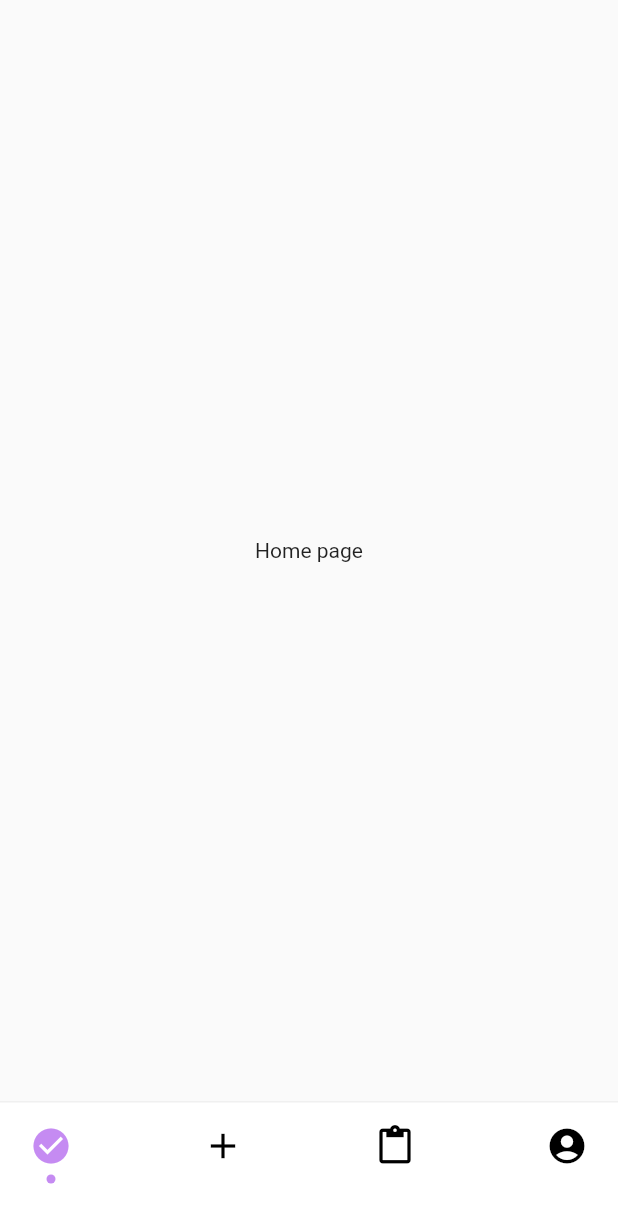
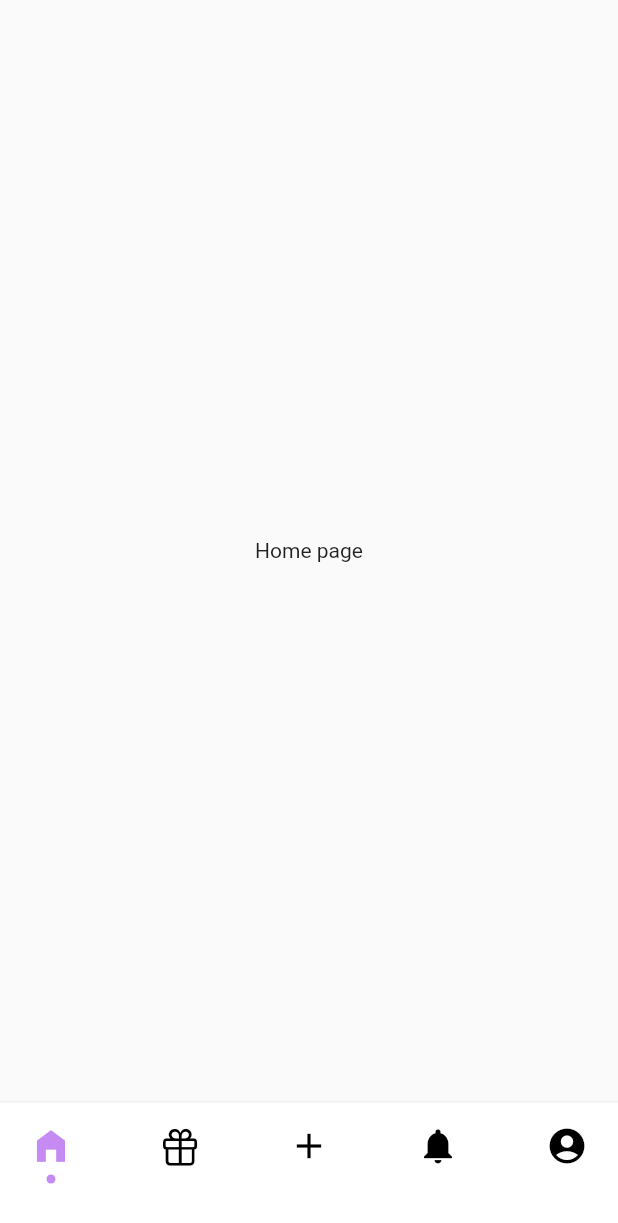
Before and after one commit to MinhThu100200/AT_Coffee, a Flutter app: the RootApp screen opened by its route, on a phone screen of 412 x 824 dp. Shown: the top 1223 px of the screen. Run offline on Flutter 3.47's test engine with Material 2 defaults, Android fonts, the phone set to English and light mode, and no system bars.

Commit message:
updated bottomtab

```diff
--- a/lib/screens/root_app/root_app.dart
+++ b/lib/screens/root_app/root_app.dart
@@ -1,3 +1,4 @@
+import 'package:flutter/cupertino.dart';
 import 'package:flutter/material.dart';
 import 'package:at_coffee/common/theme/colors.dart';
 
@@ -43,9 +44,10 @@ class _RootAppState extends State<RootApp> {
 
   Widget getFooter() {
     List items = [
-      Icons.check_circle,
+      Icons.home_filled,
+      CupertinoIcons.gift,
       Icons.add,
-      Icons.content_paste,
+      Icons.notifications,
       Icons.account_circle
     ];
     return Container(
--- a/pubspec.yaml
+++ b/pubspec.yaml
@@ -18,7 +18,7 @@ publish_to: "none" # Remove this line if you wish to publish to pub.dev
 version: 1.0.0+1
 
 environment:
-  sdk: ">=2.10.2 <3.0.0"
+  sdk: ">=2.11.0 <3.0.0"
 
 # Dependencies specify other packages that your package needs in order to work.
 # To automatically upgrade your package dependencies to the latest versions
```
Also changed, not shown: 1 other file.
